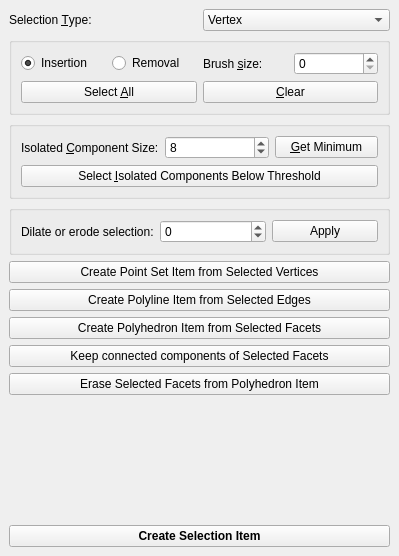
Old version of the form Polyhedron/demo/Polyhedron/Selection_widget.ui in the repository CGAL/cgal.
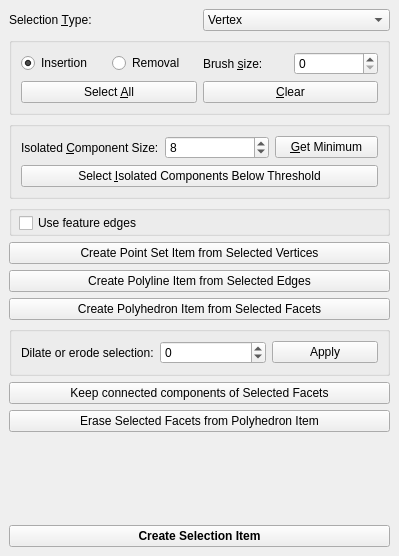
New version of the form.

Commit message: add checbox to use feature edges as selection boundaries

```diff
--- a/Polyhedron/demo/Polyhedron/Selection_widget.ui
+++ b/Polyhedron/demo/Polyhedron/Selection_widget.ui
@@ -180,6 +180,47 @@
       </layout>
      </widget>
     </item>
+    <item>
+     <widget class="QGroupBox" name="groupBox_3">
+      <property name="title">
+       <string/>
+      </property>
+      <widget class="QCheckBox" name="use_features_checkBox">
+       <property name="geometry">
+        <rect>
+         <x>10</x>
+         <y>10</y>
+         <width>151</width>
+         <height>16</height>
+        </rect>
+       </property>
+       <property name="text">
+        <string>Use feature edges</string>
+       </property>
+      </widget>
+     </widget>
+    </item>
+    <item>
+     <widget class="QPushButton" name="Create_point_set_item_button">
+      <property name="text">
+       <string>Create Point Set Item from Selected Vertices</string>
+      </property>
+     </widget>
+    </item>
+    <item>
+     <widget class="QPushButton" name="Create_polyline_item_button">
+      <property name="text">
+       <string>Create Polyline Item from Selected Edges</string>
+      </property>
+     </widget>
+    </item>
+    <item>
+     <widget class="QPushButton" name="Create_polyhedron_item_button">
+      <property name="text">
+       <string>Create Polyhedron Item from Selected Facets</string>
+      </property>
+     </widget>
+    </item>
     <item>
      <widget class="QGroupBox" name="groupBox_4">
       <property name="title">
@@ -213,27 +254,6 @@
       </layout>
      </widget>
     </item>
-    <item>
-     <widget class="QPushButton" name="Create_point_set_item_button">
-      <property name="text">
-       <string>Create Point Set Item from Selected Vertices</string>
-      </property>
-     </widget>
-    </item>
-    <item>
-     <widget class="QPushButton" name="Create_polyline_item_button">
-      <property name="text">
-       <string>Create Polyline Item from Selected Edges</string>
-      </property>
-     </widget>
-    </item>
-    <item>
-     <widget class="QPushButton" name="Create_polyhedron_item_button">
-      <property name="text">
-       <string>Create Polyhedron Item from Selected Facets</string>
-      </property>
-     </widget>
-    </item>
     <item>
      <widget class="QPushButton" name="Keep_connected_components_button">
       <property name="toolTip">
```
